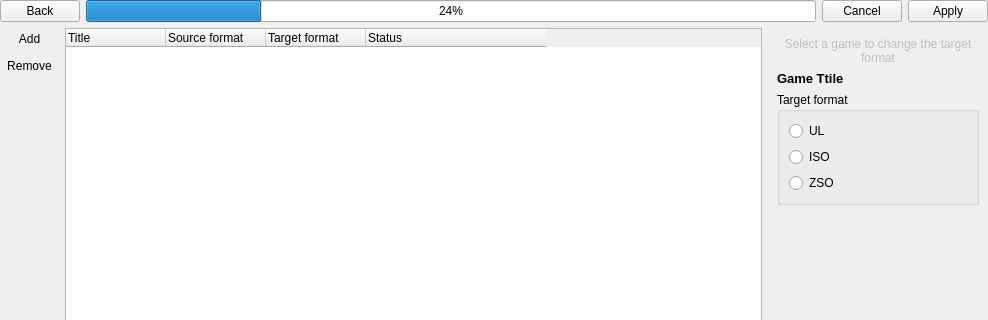
This is src/OplPcTools/UI/GameConverterActivity.ui in brainstream/OPL-PC-Tools as Qt 5 draws it before an edit; both pictures show x 0 to 988 and y 0 to 320 of the 988 by 655 pixel window. The edited form follows.
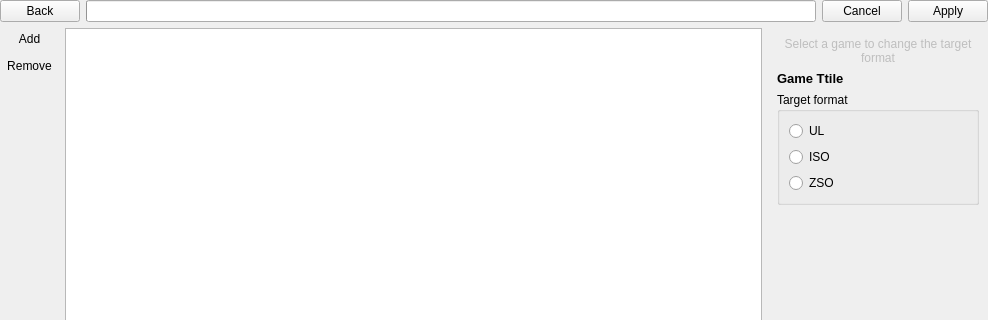
This is the edited form. Icons and pictures are not drawn.

Commit message: QTreeWidget replaced with QTreeView

The edit to the form file:
```diff
--- a/src/OplPcTools/UI/GameConverterActivity.ui
+++ b/src/OplPcTools/UI/GameConverterActivity.ui
@@ -43,11 +43,7 @@
       </widget>
      </item>
      <item>
-      <widget class="QProgressBar" name="mp_progress_bar">
-       <property name="value">
-        <number>24</number>
-       </property>
-      </widget>
+      <widget class="QProgressBar" name="mp_progress_bar"/>
      </item>
      <item>
       <widget class="QDialogButtonBox" name="mp_button_box">
@@ -165,7 +161,7 @@
       </widget>
      </item>
      <item>
-      <widget class="QTreeWidget" name="mp_tree_games">
+      <widget class="QTreeView" name="mp_tree_tasks">
        <property name="alternatingRowColors">
         <bool>true</bool>
        </property>
@@ -175,35 +171,9 @@
        <property name="rootIsDecorated">
         <bool>false</bool>
        </property>
-       <property name="columnCount">
-        <number>4</number>
-       </property>
-       <attribute name="headerMinimumSectionSize">
-        <number>180</number>
-       </attribute>
        <attribute name="headerStretchLastSection">
         <bool>false</bool>
        </attribute>
-       <column>
-        <property name="text">
-         <string notr="true">Title</string>
-        </property>
-       </column>
-       <column>
-        <property name="text">
-         <string>Source format</string>
-        </property>
-       </column>
-       <column>
-        <property name="text">
-         <string>Target format</string>
-        </property>
-       </column>
-       <column>
-        <property name="text">
-         <string>Status</string>
-        </property>
-       </column>
       </widget>
      </item>
      <item>
```
Left out of the diff: 2 changed lines with no effect on the pictures. The commit also changes 6 other files.
